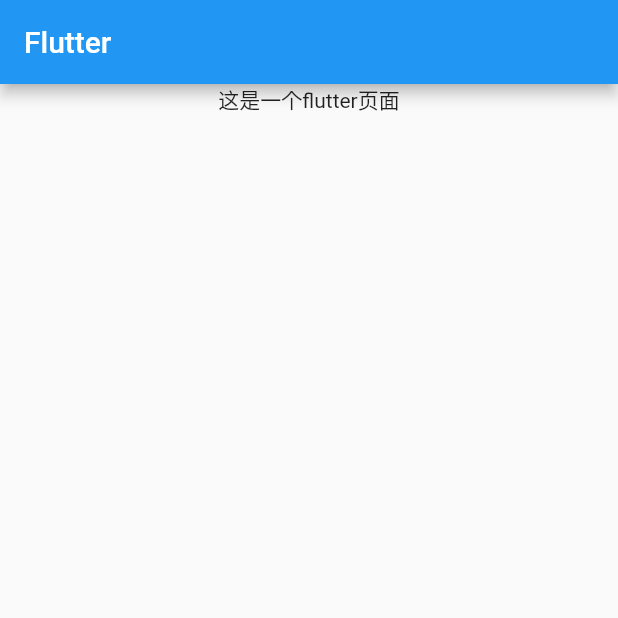
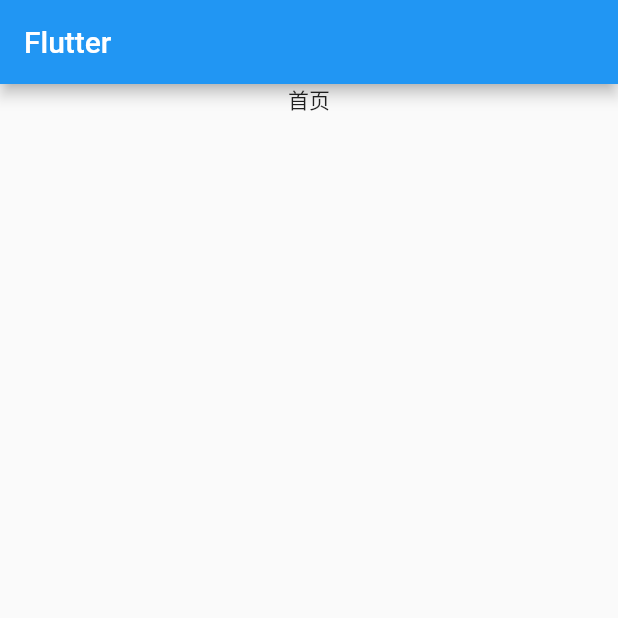
Before and after one commit to zhaozhentao/AndroidFlutter, a Flutter app: the screen it shows after launch, on a phone screen of 412 x 824 dp, the top half of it. Run offline on Flutter 3.47's test engine with Material 2 defaults, Android fonts, the phone set to English and light mode, and no system bars.

Commit message:
✨显示不同的页面

```diff
--- a/flutter_module/lib/main.dart
+++ b/flutter_module/lib/main.dart
@@ -1,4 +1,6 @@
 import 'package:flutter/material.dart';
+import 'package:flutter/services.dart';
+import 'package:flutter_module/Index.dart';
 
 void main() => runApp(MyApp());
 
@@ -7,9 +9,12 @@ class MyApp extends StatelessWidget {
   Widget build(BuildContext context) {
     return MaterialApp(
       title: 'Flutter Demo',
-      theme: ThemeData(
-        primarySwatch: Colors.blue,
-      ),
+      theme: ThemeData(primarySwatch: Colors.blue),
+      routes: {
+        'index': (context) {
+          return IndexRoute();
+        }
+      },
       home: MyHomePage(title: 'Flutter'),
     );
   }
@@ -25,8 +30,24 @@ class MyHomePage extends StatefulWidget {
 }
 
 class _MyHomePageState extends State<MyHomePage> {
+  String page = "/";
+
+  @override
+  void initState() {
+    super.initState();
+
+    BasicMessageChannel<String> channel =
+        BasicMessageChannel('my', StringCodec());
+
+    channel.setMessageHandler((message) async {
+      setState(() => page = message!);
+      return "success";
+    });
+  }
+
   @override
   Widget build(BuildContext context) {
+    if (page == "/") {
       return Scaffold(
         appBar: AppBar(
           title: Text(widget.title),
@@ -35,7 +56,22 @@ class _MyHomePageState extends State<MyHomePage> {
           child: Column(
             children: <Widget>[
               Text(
-              '这是一个flutter页面',
+                '首页',
+              ),
+            ],
+          ),
+        ),
+      );
+    } else {
+      return Scaffold(
+        appBar: AppBar(
+          title: Text(widget.title),
+        ),
+        body: Center(
+          child: Column(
+            children: <Widget>[
+              Text(
+                'index',
               ),
             ],
           ),
@@ -43,3 +79,4 @@ class _MyHomePageState extends State<MyHomePage> {
       );
     }
   }
+}
```
Also changed, not shown: flutter_module/lib/Index.dart (added, +15 -0 lines), 3 other files. Lines whose indentation alone changed are shown as unchanged.
